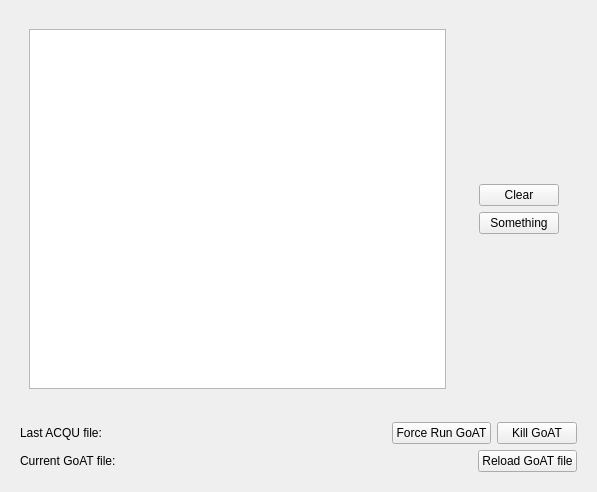
Qt form tablog.ui (A2-Collaboration-dev/GoAT_GUI) before a commit.
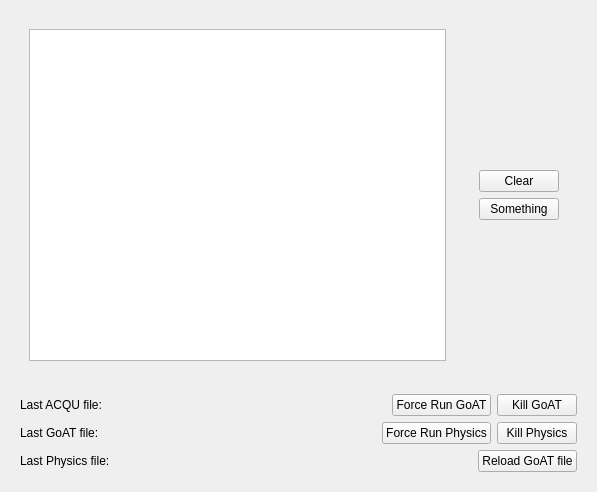
The same form after that commit.

The edit to the form file:
```diff
--- a/tablog.ui
+++ b/tablog.ui
@@ -13,7 +13,7 @@
   <property name="windowTitle">
    <string>Form</string>
   </property>
-  <layout class="QVBoxLayout" name="verticalLayout">
+  <layout class="QVBoxLayout" name="verticalLayout_3">
    <item>
     <widget class="QWidget" name="widget" native="true">
      <layout class="QHBoxLayout" name="horizontalLayout">
@@ -80,7 +80,7 @@
      <property name="autoFillBackground">
       <bool>false</bool>
      </property>
-     <layout class="QVBoxLayout" name="verticalLayout_3">
+     <layout class="QVBoxLayout" name="verticalLayout">
       <item>
        <layout class="QHBoxLayout" name="horizontalLayout_2">
         <property name="margin">
@@ -134,6 +134,59 @@
         </item>
        </layout>
       </item>
+      <item>
+       <layout class="QHBoxLayout" name="horizontalLayout_6">
+        <property name="margin">
+         <number>0</number>
+        </property>
+        <item>
+         <widget class="QLabel" name="label_4">
+          <property name="sizePolicy">
+           <sizepolicy hsizetype="Fixed" vsizetype="Preferred">
+            <horstretch>0</horstretch>
+            <verstretch>0</verstretch>
+           </sizepolicy>
+          </property>
+          <property name="text">
+           <string>Last GoAT file:</string>
+          </property>
+         </widget>
+        </item>
+        <item>
+         <widget class="QLabel" name="labelCurrentGoat">
+          <property name="text">
+           <string/>
+          </property>
+         </widget>
+        </item>
+        <item>
+         <widget class="QPushButton" name="buttonForceRunGoAT_3">
+          <property name="sizePolicy">
+           <sizepolicy hsizetype="Fixed" vsizetype="Fixed">
+            <horstretch>0</horstretch>
+            <verstretch>0</verstretch>
+           </sizepolicy>
+          </property>
+          <property name="text">
+           <string>Force Run Physics</string>
+          </property>
+         </widget>
+        </item>
+        <item>
+         <widget class="QPushButton" name="buttonKillGoAT_3">
+          <property name="sizePolicy">
+           <sizepolicy hsizetype="Fixed" vsizetype="Fixed">
+            <horstretch>0</horstretch>
+            <verstretch>0</verstretch>
+           </sizepolicy>
+          </property>
+          <property name="text">
+           <string>Kill Physics</string>
+          </property>
+         </widget>
+        </item>
+       </layout>
+      </item>
       <item>
        <layout class="QHBoxLayout" name="horizontalLayout_3">
         <item>
@@ -145,12 +198,12 @@
            </sizepolicy>
           </property>
           <property name="text">
-           <string>Current GoAT file:</string>
+           <string>Last Physics file:</string>
           </property>
          </widget>
         </item>
         <item>
-         <widget class="QLabel" name="labelCurrentGoat">
+         <widget class="QLabel" name="labelLastPhysics">
           <property name="text">
            <string/>
           </property>
```
